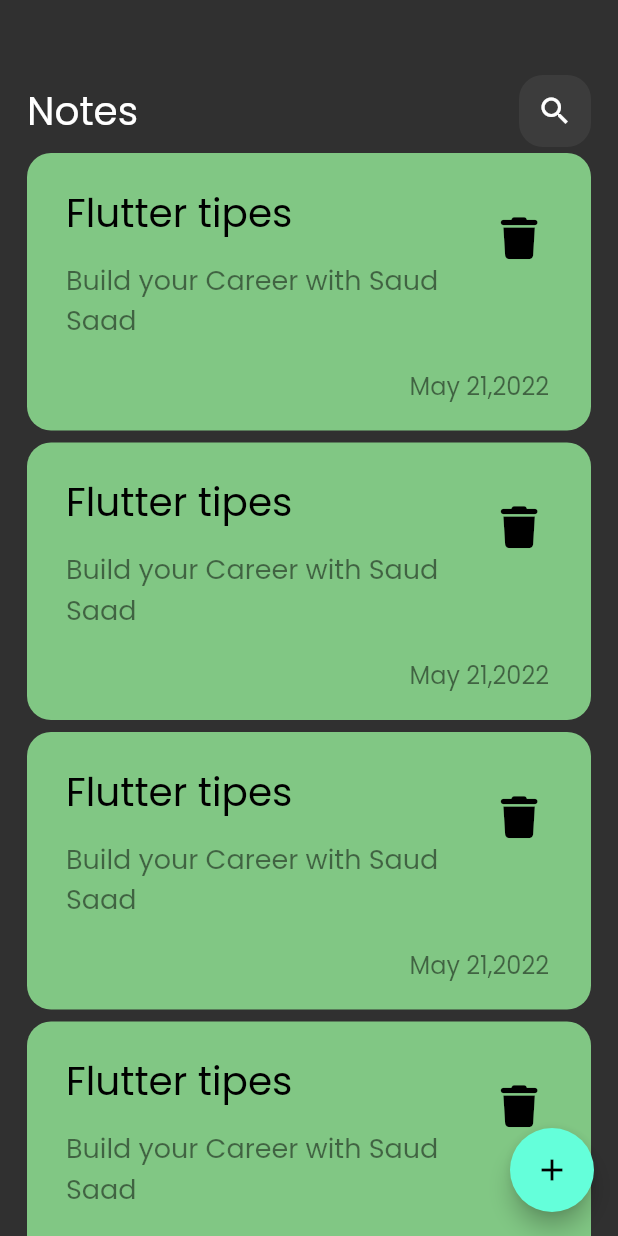
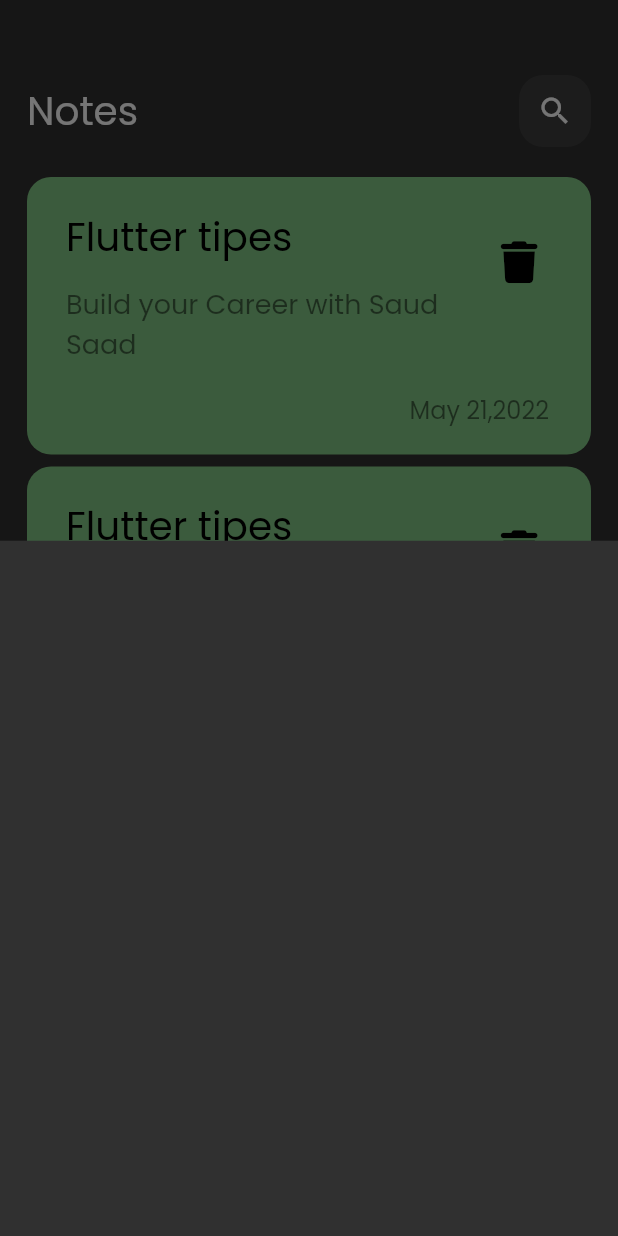
Before and after one commit to Saud2712/Notes_app, a Flutter app: the screen it shows after launch, after a tap on the "add" icon, on a phone screen of 412 x 824 dp. Run offline on Flutter 3.47's test engine with Material 2 defaults, Android fonts, the phone set to English and light mode, and no system bars; our stand-ins replace font_awesome_flutter.

Commit message:
Add Bottom Sheet .

```diff
--- a/lib/views/notes_view.dart
+++ b/lib/views/notes_view.dart
@@ -1,4 +1,5 @@
 import 'package:flutter/material.dart';
+import '../widget/add_note_bottom_sheet.dart';
 import '../widget/notes_view_body.dart';
 
 class NotesView extends StatelessWidget {
@@ -8,7 +9,14 @@ class NotesView extends StatelessWidget {
   Widget build(BuildContext context) {
     return Scaffold(
       floatingActionButton: FloatingActionButton(
-        onPressed: () {},
+        onPressed: () {
+          showModalBottomSheet(
+            context: context,
+            builder: (context) {
+              return const AddNoteBottomsheet();
+            },
+          );
+        },
         child: const Icon(Icons.add),
       ),
       body: const NotesViewBody(), // body الخاص بالصفحة
--- /dev/null
+++ b/lib/widget/add_note_bottom_sheet.dart
@@ -0,0 +1,10 @@
+import 'package:flutter/material.dart';
+
+class AddNoteBottomsheet extends StatelessWidget {
+  const AddNoteBottomsheet({super.key});
+
+  @override
+  Widget build(BuildContext context) {
+    return Container();
+  }
+}
--- a/lib/widget/custom_list_view.dart
+++ b/lib/widget/custom_list_view.dart
@@ -7,11 +7,16 @@ class NotesListView extends StatelessWidget {
 
   @override
   Widget build(BuildContext context) {
-    return ListView.builder(itemBuilder: (context, index) {
-      return const Padding(
-        padding: EdgeInsets.symmetric(vertical: 4),
-        child: NoteItem(),
-      );
-    });
+    return Padding(
+      padding: const EdgeInsets.symmetric(vertical: 16),
+      child: ListView.builder(
+          padding: EdgeInsets.zero,
+          itemBuilder: (context, index) {
+            return const Padding(
+              padding: EdgeInsets.symmetric(vertical: 4),
+              child: NoteItem(),
+            );
+          }),
+    );
   }
 }
```
